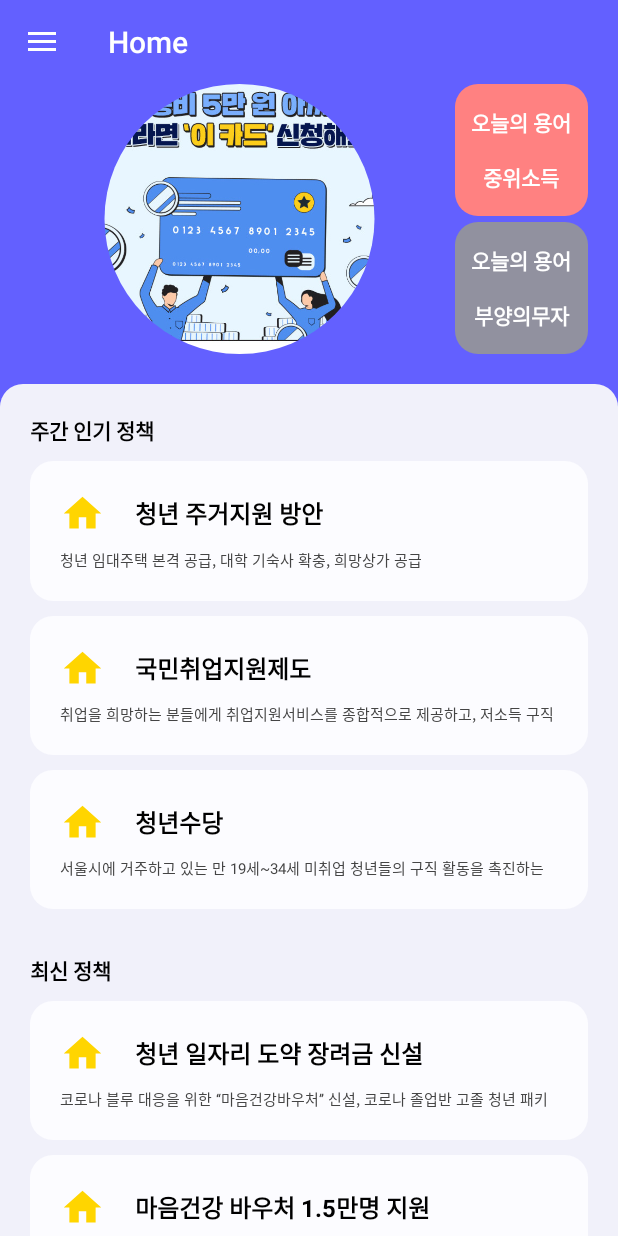
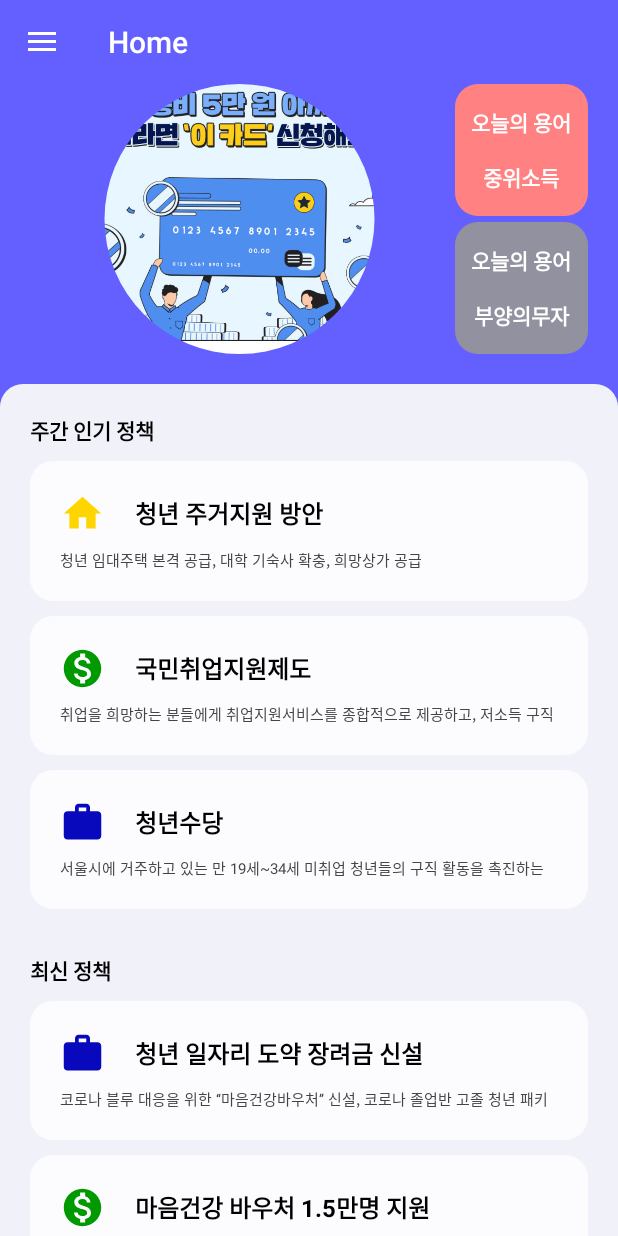
Before and after one commit to kyungminlee-12/Team33, an Android app: the screen it shows after launch (MainActivity), on a phone screen of 412 x 824 dp. Run offline under Robolectric (Android 15) with nearby library versions, the phone set to English and light mode, and no system bars; our stand-ins replace navigation-ui; plain views replace RoundedImageView.

Commit message:
아이콘 이미지 변경

```diff
--- a/app/src/main/java/com/example/team33/ui/home/PolicyItem.java
+++ b/app/src/main/java/com/example/team33/ui/home/PolicyItem.java
@@ -46,8 +46,8 @@ public class PolicyItem {
         //    contacts.add(new PolicyItem(R.drawable.ic_baseline_home_24,"청년 주거지원 방안","청년 임대주택 본격 공급, 대학 기숙사 확충, 희망상가 공급"));
         //}
         contacts.add(new PolicyItem(R.drawable.ic_baseline_home_24,"청년 주거지원 방안","청년 임대주택 본격 공급, 대학 기숙사 확충, 희망상가 공급"));
-        contacts.add(new PolicyItem(R.drawable.ic_baseline_home_24,"국민취업지원제도","취업을 희망하는 분들에게 취업지원서비스를 종합적으로 제공하고, 저소득 구직자에는 최소한의 소득도 지원"));
-        contacts.add(new PolicyItem(R.drawable.ic_baseline_home_24,"청년수당","서울시에 거주하고 있는 만 19세~34세 미취업 청년들의 구직 활동을 촉진하는 수당 지원"));
+        contacts.add(new PolicyItem(R.drawable.ic_baseline_monetization_on_24,"국민취업지원제도","취업을 희망하는 분들에게 취업지원서비스를 종합적으로 제공하고, 저소득 구직자에는 최소한의 소득도 지원"));
+        contacts.add(new PolicyItem(R.drawable.ic_baseline_work_24,"청년수당","서울시에 거주하고 있는 만 19세~34세 미취업 청년들의 구직 활동을 촉진하는 수당 지원"));
 
         return contacts;
     }
@@ -58,9 +58,9 @@ public class PolicyItem {
         //for (int i = 1; i <= numContacts; i++) {
         //    contacts.add(new PolicyItem(R.drawable.ic_baseline_home_24,"청년 주거지원 방안","청년 임대주택 본격 공급, 대학 기숙사 확충, 희망상가 공급"));
         //}
-        contacts2.add(new PolicyItem(R.drawable.ic_baseline_home_24,"청년 일자리 도약 장려금 신설","코로나 블루 대응을 위한 “마음건강바우처” 신설, 코로나 졸업반 고졸 청년 패키지 지원 등 청년들이 당면하고 있는 어려움을 적극 해소해 나갈 계획"));
-        contacts2.add(new PolicyItem(R.drawable.ic_baseline_home_24,"마음건강 바우처 1.5만명 지원","청년세대 내 격차를 완화하여 모든 청년들이 공정한 출발선에 설 수 있도록 적극 지원" ));
-        contacts2.add(new PolicyItem(R.drawable.ic_baseline_home_24," 코로나 졸업반 고졸청년 패키지 지원 강화","청년의 디지털 직무능력 개발 지원 확대, 청년창업 활성화 3대 패키지, 장병 사회복귀 지원 등 맞춤형 역량개발 지원도 강화할 계획"));
+        contacts2.add(new PolicyItem(R.drawable.ic_baseline_work_24,"청년 일자리 도약 장려금 신설","코로나 블루 대응을 위한 “마음건강바우처” 신설, 코로나 졸업반 고졸 청년 패키지 지원 등 청년들이 당면하고 있는 어려움을 적극 해소해 나갈 계획"));
+        contacts2.add(new PolicyItem(R.drawable.ic_baseline_monetization_on_24,"마음건강 바우처 1.5만명 지원","청년세대 내 격차를 완화하여 모든 청년들이 공정한 출발선에 설 수 있도록 적극 지원" ));
+        contacts2.add(new PolicyItem(R.drawable.ic_baseline_work_24," 코로나 졸업반 고졸청년 패키지 지원","청년의 디지털 직무능력 개발 지원 확대, 청년창업 활성화 3대 패키지, 장병 사회복귀 지원 등 맞춤형 역량개발 지원도 강화할 계획"));
         return contacts2;
     }
 }
--- /dev/null
+++ b/app/src/main/res/drawable/ic_baseline_monetization_on_24.xml
@@ -0,0 +1,10 @@
+<vector xmlns:android="http://schemas.android.com/apk/res/android"
+    android:width="24dp"
+    android:height="24dp"
+    android:viewportWidth="24"
+    android:viewportHeight="24"
+    android:tint="#009900">
+  <path
+      android:fillColor="@android:color/white"
+      android:pathData="M12,2C6.48,2 2,6.48 2,12s4.48,10 10,10 10,-4.48 10,-10S17.52,2 12,2zM13.41,18.09L13.41,20h-2.67v-1.93c-1.71,-0.36 -3.16,-1.46 -3.27,-3.4h1.96c0.1,1.05 0.82,1.87 2.65,1.87 1.96,0 2.4,-0.98 2.4,-1.59 0,-0.83 -0.44,-1.61 -2.67,-2.14 -2.48,-0.6 -4.18,-1.62 -4.18,-3.67 0,-1.72 1.39,-2.84 3.11,-3.21L10.74,4h2.67v1.95c1.86,0.45 2.79,1.86 2.85,3.39L14.3,9.34c-0.05,-1.11 -0.64,-1.87 -2.22,-1.87 -1.5,0 -2.4,0.68 -2.4,1.64 0,0.84 0.65,1.39 2.67,1.91s4.18,1.39 4.18,3.91c-0.01,1.83 -1.38,2.83 -3.12,3.16z"/>
+</vector>
--- /dev/null
+++ b/app/src/main/res/drawable/ic_baseline_work_24.xml
@@ -0,0 +1,10 @@
+<vector xmlns:android="http://schemas.android.com/apk/res/android"
+    android:width="24dp"
+    android:height="24dp"
+    android:viewportWidth="24"
+    android:viewportHeight="24"
+    android:tint="#0808BD">
+  <path
+      android:fillColor="@android:color/white"
+      android:pathData="M20,6h-4L16,4c0,-1.11 -0.89,-2 -2,-2h-4c-1.11,0 -2,0.89 -2,2v2L4,6c-1.11,0 -1.99,0.89 -1.99,2L2,19c0,1.11 0.89,2 2,2h16c1.11,0 2,-0.89 2,-2L22,8c0,-1.11 -0.89,-2 -2,-2zM14,6h-4L10,4h4v2z"/>
+</vector>
```
